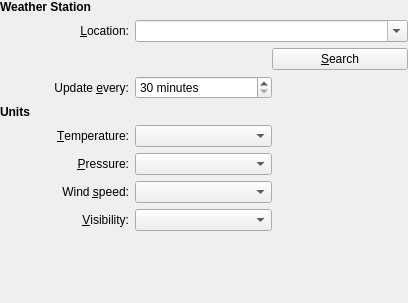
Qt form kdeplasma-addons/libs/plasmaweather/weatherconfig.ui (fluxer/kde-extraapps) before a commit.
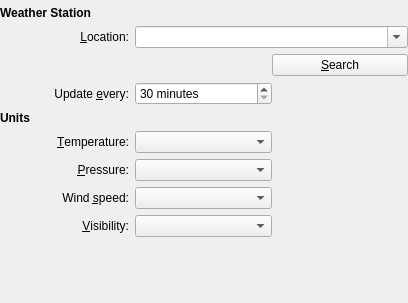
The same form after that commit. Custom widgets are drawn as their Qt base class.

Diff of the .ui file:
```diff
--- a/kdeplasma-addons/libs/plasmaweather/weatherconfig.ui
+++ b/kdeplasma-addons/libs/plasmaweather/weatherconfig.ui
@@ -35,7 +35,11 @@
    <property name="margin">
     <number>0</number>
    </property>
-   <item row="0" column="0">
+   <item row="0" column="0" colspan="2">
+    <widget class="KMessageWidget" name="locationMessage">
+    </widget>
+   </item>
+   <item row="1" column="0">
     <widget class="QLabel" name="locationLabel">
      <property name="font">
       <font>
@@ -48,7 +52,7 @@
      </property>
     </widget>
    </item>
-   <item row="1" column="0">
+   <item row="2" column="0">
     <widget class="QLabel" name="cityLabel">
      <property name="minimumSize">
       <size>
@@ -67,7 +71,7 @@
      </property>
     </widget>
    </item>
-   <item row="1" column="1">
+   <item row="2" column="1">
     <layout class="QHBoxLayout" name="locationlayout">
      <property name="spacing">
       <number>0</number>
@@ -90,7 +94,7 @@
      </item>
     </layout>
    </item>
-   <item row="2" column="1">
+   <item row="3" column="1">
     <layout class="QHBoxLayout" name="locationSearchLayout">
      <property name="spacing">
       <number>0</number>
@@ -123,7 +127,7 @@
      </item>
     </layout>
    </item>
-   <item row="3" column="0">
+   <item row="4" column="0">
     <widget class="QLabel" name="intervalLabel">
      <property name="minimumSize">
       <size>
@@ -142,7 +146,7 @@
      </property>
     </widget>
    </item>
-   <item row="3" column="1">
+   <item row="4" column="1">
     <layout class="QHBoxLayout" name="horizontalLayout_4">
      <property name="spacing">
       <number>0</number>
@@ -184,7 +188,7 @@
      </item>
     </layout>
    </item>
-   <item row="4" column="0">
+   <item row="5" column="0">
     <widget class="QLabel" name="unitsLabel">
      <property name="font">
       <font>
@@ -197,7 +201,7 @@
      </property>
     </widget>
    </item>
-   <item row="5" column="1">
+   <item row="6" column="1">
     <layout class="QHBoxLayout" name="horizontalLayout_5">
      <property name="spacing">
       <number>0</number>
@@ -227,7 +231,7 @@
      </item>
     </layout>
    </item>
-   <item row="5" column="0">
+   <item row="6" column="0">
     <widget class="QLabel" name="temperatureLabel">
      <property name="minimumSize">
       <size>
@@ -246,7 +250,7 @@
      </property>
     </widget>
    </item>
-   <item row="6" column="0">
+   <item row="7" column="0">
     <widget class="QLabel" name="pressureLabel">
      <property name="minimumSize">
       <size>
@@ -265,7 +269,7 @@
      </property>
     </widget>
    </item>
-   <item row="6" column="1">
+   <item row="7" column="1">
     <layout class="QHBoxLayout" name="horizontalLayout_6">
      <property name="spacing">
       <number>0</number>
@@ -295,7 +299,7 @@
      </item>
     </layout>
    </item>
-   <item row="7" column="0">
+   <item row="8" column="0">
     <widget class="QLabel" name="speedLabel">
      <property name="minimumSize">
       <size>
@@ -314,7 +318,7 @@
      </property>
     </widget>
    </item>
-   <item row="7" column="1">
+   <item row="8" column="1">
     <layout class="QHBoxLayout" name="horizontalLayout_7">
      <property name="spacing">
       <number>0</number>
@@ -344,7 +348,7 @@
      </item>
     </layout>
    </item>
-   <item row="8" column="0">
+   <item row="9" column="0">
     <widget class="QLabel" name="visibilityLabel">
      <property name="minimumSize">
       <size>
@@ -363,7 +367,7 @@
      </property>
     </widget>
    </item>
-   <item row="8" column="1">
+   <item row="9" column="1">
     <layout class="QHBoxLayout" name="horizontalLayout_8">
      <property name="spacing">
       <number>0</number>
@@ -393,7 +397,7 @@
      </item>
     </layout>
    </item>
-   <item row="9" column="0">
+   <item row="10" column="0">
     <spacer name="verticalSpacer">
      <property name="orientation">
       <enum>Qt::Vertical</enum>
@@ -409,6 +413,12 @@
   </layout>
  </widget>
  <customwidgets>
+  <customwidget>
+   <class>KMessageWidget</class>
+   <extends>QFrame</extends>
+   <header>kmessagewidget.h</header>
+   <container>1</container>
+  </customwidget>
   <customwidget>
    <class>KIntSpinBox</class>
    <extends>QSpinBox</extends>
```
